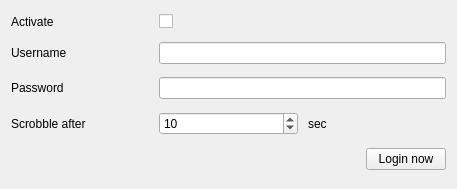
The window that src/GUI/Preferences/LastFM/GUI_LastFM.ui (Inferno214221/sayonara-player) describes before a commit, drawn with Qt 5.
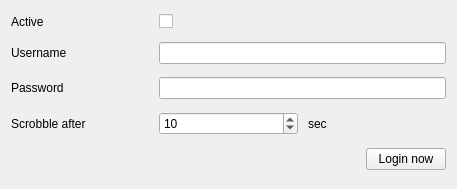
The same window after the commit.

Diff of the .ui file:
```diff
--- a/src/GUI/Preferences/LastFM/GUI_LastFM.ui
+++ b/src/GUI/Preferences/LastFM/GUI_LastFM.ui
@@ -17,7 +17,7 @@
    <item row="1" column="0">
     <widget class="QLabel" name="lab_activate">
      <property name="text">
-      <string notr="true">Activate</string>
+      <string notr="true">Active</string>
      </property>
     </widget>
    </item>
```
